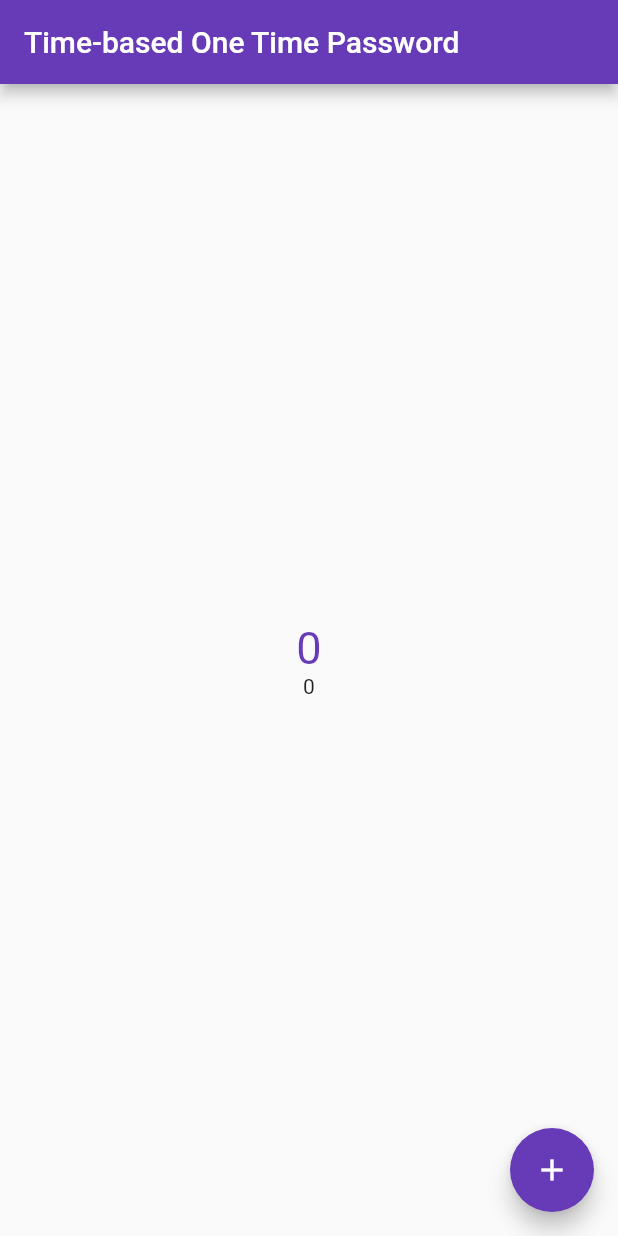
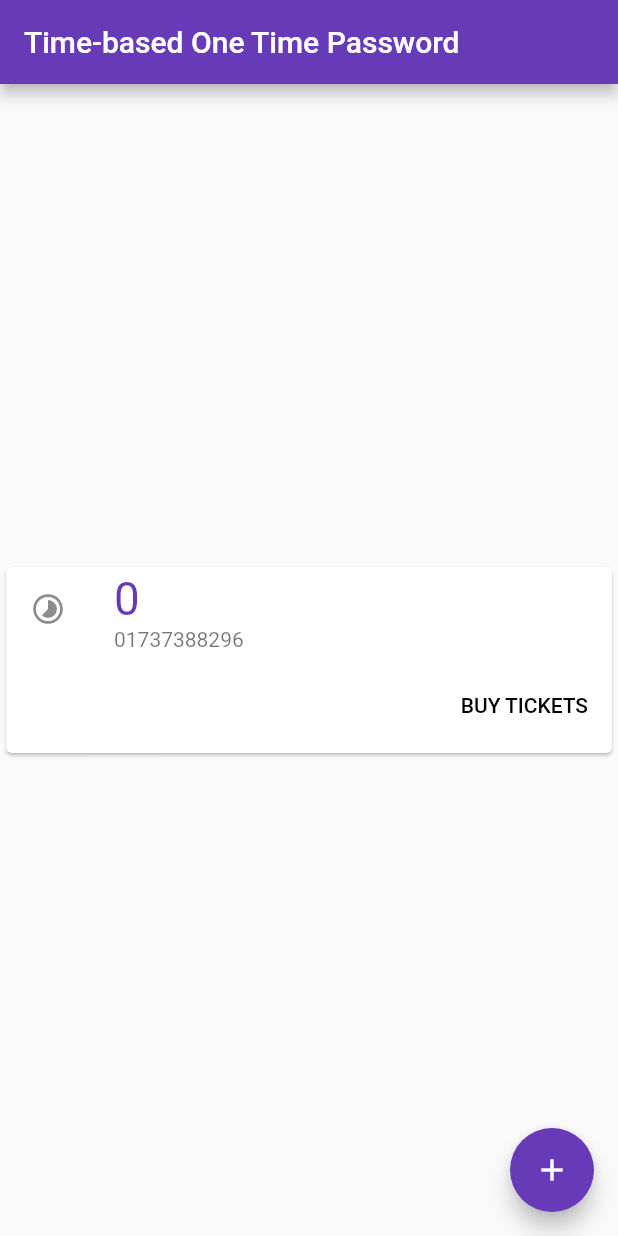
Before and after one commit to vubon/dart-totp, a Flutter app: the screen it shows after launch, on a phone screen of 412 x 824 dp. Run offline on Flutter 3.47's test engine with Material 2 defaults, Android fonts, the phone set to English and light mode, and no system bars; missing offline and left inert: barcode_scan, base32, countdown.

Commit message:
added card

```diff
--- a/lib/main.dart
+++ b/lib/main.dart
@@ -64,8 +64,8 @@ class _MyHomePageState extends State<MyHomePage> {
       print('$barcode');
       if (val == 0) {
         //totp = new Random().nextInt(999999) + 100000;
-        totp = OTP.generateTOTPCode(barcode.toString(),
-            new DateTime.now().millisecondsSinceEpoch);
+        totp = OTP.generateTOTPCode(
+            barcode.toString(), new DateTime.now().millisecondsSinceEpoch);
       }
     });
   }
@@ -86,8 +86,8 @@ class _MyHomePageState extends State<MyHomePage> {
       setState(() {
         val = d.inSeconds;
         if (val == 0) {
-          totp = OTP.generateTOTPCode(barcode.toString(),
-              new DateTime.now().millisecondsSinceEpoch);
+          totp = OTP.generateTOTPCode(
+              barcode.toString(), new DateTime.now().millisecondsSinceEpoch);
         }
       });
     });
@@ -105,16 +105,46 @@ class _MyHomePageState extends State<MyHomePage> {
         child: new Column(
           mainAxisAlignment: MainAxisAlignment.center,
           children: <Widget>[
-            new Text("$totp",
-                style: new TextStyle(color: Colors.deepPurple, fontSize: 30.10)
-            ),
-            new Text(val.toString()),
+//            new Text("$totp",
+//                style:
+//                    new TextStyle(color: Colors.deepPurple, fontSize: 30.10)),
+//            new Text(val.toString()),
 //            new RaisedButton(
 //              child: new Text("Click"),
 //              onPressed: _randomNumber,
 //              color: Colors.deepPurple,
 //              textColor: Colors.white,
 //            )
+
+            new Card(
+              child: new Column(
+                mainAxisSize: MainAxisSize.min,
+                children: <Widget>[
+                  new ListTile(
+                    leading: const Icon(Icons.timelapse),
+                    title: new Text(
+                      totp.toString(),
+                      style: new TextStyle(
+                          color: Colors.deepPurple, fontSize: 30.50),
+                    ),
+                    subtitle: new Text('01737388296'),
+                  ),
+                  new ButtonTheme.bar(
+                    // make buttons use the appropriate styles for cards
+                    child: new ButtonBar(
+                      children: <Widget>[
+                        new FlatButton(
+                          child: const Text('BUY TICKETS'),
+                          onPressed: () {
+                            /* ... */
+                          },
+                        ),
+                      ],
+                    ),
+                  ),
+                ],
+              ),
+            )
           ],
         ),
       ),
```
